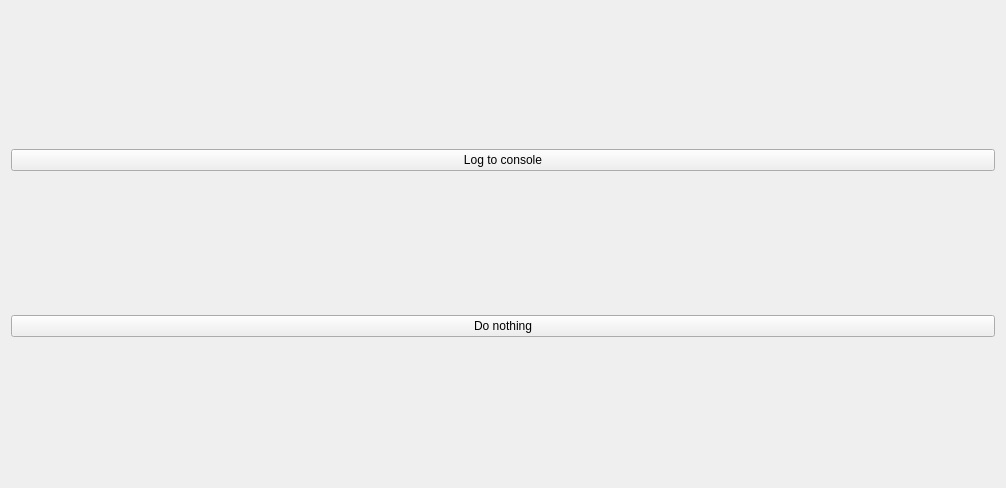
Above: rqt_kinesthetic_teaching/resource/KinestheticTeaching.ui from HLP-R/hlpr_kinesthetic_teaching before the change. Below: the same form after it.
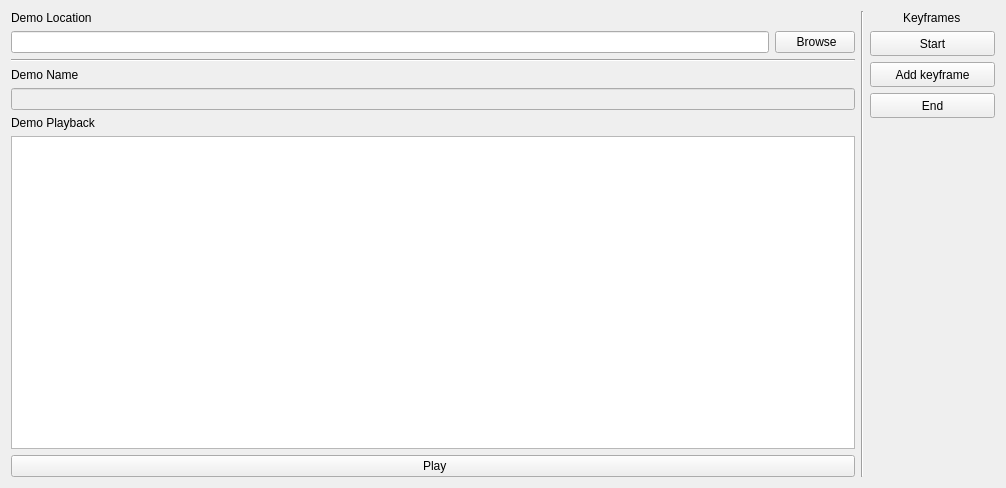
That is the form after the change. Icons and pictures are not drawn.

Commit message: Implement initial UI for recording, viewing, and playing back keyframes

The edit to the form file:
```diff
--- a/rqt_kinesthetic_teaching/resource/KinestheticTeaching.ui
+++ b/rqt_kinesthetic_teaching/resource/KinestheticTeaching.ui
@@ -13,20 +13,186 @@
   <property name="windowTitle">
    <string>Kinesthetic Teaching GUI</string>
   </property>
-  <layout class="QVBoxLayout" name="verticalLayout">
+  <layout class="QHBoxLayout" name="horizontalLayout">
    <item>
-    <widget class="QPushButton" name="logButton">
-     <property name="text">
-      <string>Log to console</string>
+    <layout class="QVBoxLayout" name="verticalLayout">
+     <item>
+      <layout class="QGridLayout" name="gridLayout">
+       <item row="1" column="1">
+        <widget class="QPushButton" name="demoLocationButton">
+         <property name="text">
+          <string> Browse</string>
+         </property>
+         <property name="icon">
+          <iconset theme="document-open"/>
+         </property>
+        </widget>
+       </item>
+       <item row="0" column="0">
+        <widget class="QLabel" name="demoLocationLabel">
+         <property name="maximumSize">
+          <size>
+           <width>16777215</width>
+           <height>20</height>
+          </size>
+         </property>
+         <property name="text">
+          <string>Demo Location</string>
+         </property>
+        </widget>
+       </item>
+       <item row="1" column="0">
+        <widget class="QLineEdit" name="demoLocation"/>
+       </item>
+      </layout>
+     </item>
+     <item>
+      <widget class="Line" name="topHorizontalRule">
+       <property name="orientation">
+        <enum>Qt::Horizontal</enum>
+       </property>
+      </widget>
+     </item>
+     <item>
+      <layout class="QGridLayout" name="gridLayout_2">
+       <item row="1" column="0">
+        <widget class="QLineEdit" name="demoName">
+         <property name="enabled">
+          <bool>false</bool>
+         </property>
+        </widget>
+       </item>
+       <item row="0" column="0">
+        <widget class="QLabel" name="demoNameLabel">
+         <property name="text">
+          <string>Demo Name</string>
+         </property>
+        </widget>
+       </item>
+      </layout>
+     </item>
+     <item>
+      <layout class="QGridLayout" name="gridLayout_3">
+       <item row="0" column="0">
+        <widget class="QLabel" name="demoPlaybackLabel">
+         <property name="text">
+          <string>Demo Playback</string>
+         </property>
+        </widget>
+       </item>
+       <item row="1" column="0">
+        <widget class="QTableView" name="playbackTable"/>
+       </item>
+       <item row="2" column="0">
+        <widget class="QPushButton" name="playDemoButton">
+         <property name="text">
+          <string> Play</string>
+         </property>
+         <property name="icon">
+          <iconset theme="media-playback-start"/>
+         </property>
+         <property name="flat">
+          <bool>false</bool>
+         </property>
+        </widget>
+       </item>
+      </layout>
+     </item>
+    </layout>
+   </item>
+   <item>
+    <widget class="Line" name="line">
+     <property name="orientation">
+      <enum>Qt::Vertical</enum>
      </property>
     </widget>
    </item>
    <item>
-    <widget class="QPushButton" name="pushButton_2">
-     <property name="text">
-      <string>Do nothing</string>
+    <layout class="QVBoxLayout" name="verticalLayout_2">
+     <property name="spacing">
+      <number>6</number>
      </property>
-    </widget>
+     <property name="sizeConstraint">
+      <enum>QLayout::SetMinimumSize</enum>
+     </property>
+     <item alignment="Qt::AlignHCenter">
+      <widget class="QLabel" name="keyframeManagement">
+       <property name="text">
+        <string>Keyframes</string>
+       </property>
+      </widget>
+     </item>
+     <item alignment="Qt::AlignRight">
+      <widget class="QPushButton" name="startButton">
+       <property name="minimumSize">
+        <size>
+         <width>125</width>
+         <height>25</height>
+        </size>
+       </property>
+       <property name="maximumSize">
+        <size>
+         <width>150</width>
+         <height>16777215</height>
+        </size>
+       </property>
+       <property name="text">
+        <string>Start</string>
+       </property>
+      </widget>
+     </item>
+     <item alignment="Qt::AlignRight">
+      <widget class="QPushButton" name="addButton">
+       <property name="minimumSize">
+        <size>
+         <width>125</width>
+         <height>25</height>
+        </size>
+       </property>
+       <property name="maximumSize">
+        <size>
+         <width>150</width>
+         <height>16777215</height>
+        </size>
+       </property>
+       <property name="text">
+        <string>Add keyframe</string>
+       </property>
+      </widget>
+     </item>
+     <item alignment="Qt::AlignRight">
+      <widget class="QPushButton" name="endButton">
+       <property name="minimumSize">
+        <size>
+         <width>125</width>
+         <height>25</height>
+        </size>
+       </property>
+       <property name="maximumSize">
+        <size>
+         <width>150</width>
+         <height>16777215</height>
+        </size>
+       </property>
+       <property name="text">
+        <string>End</string>
+       </property>
+      </widget>
+     </item>
+     <item>
+      <spacer name="verticalSpacer">
+       <property name="orientation">
+        <enum>Qt::Vertical</enum>
+       </property>
+       <property name="sizeHint" stdset="0">
+        <size>
+         <width>20</width>
+         <height>40</height>
+        </size>
+       </property>
+      </spacer>
+     </item>
+    </layout>
    </item>
   </layout>
  </widget>
```
The commit also changes 3 other files.
